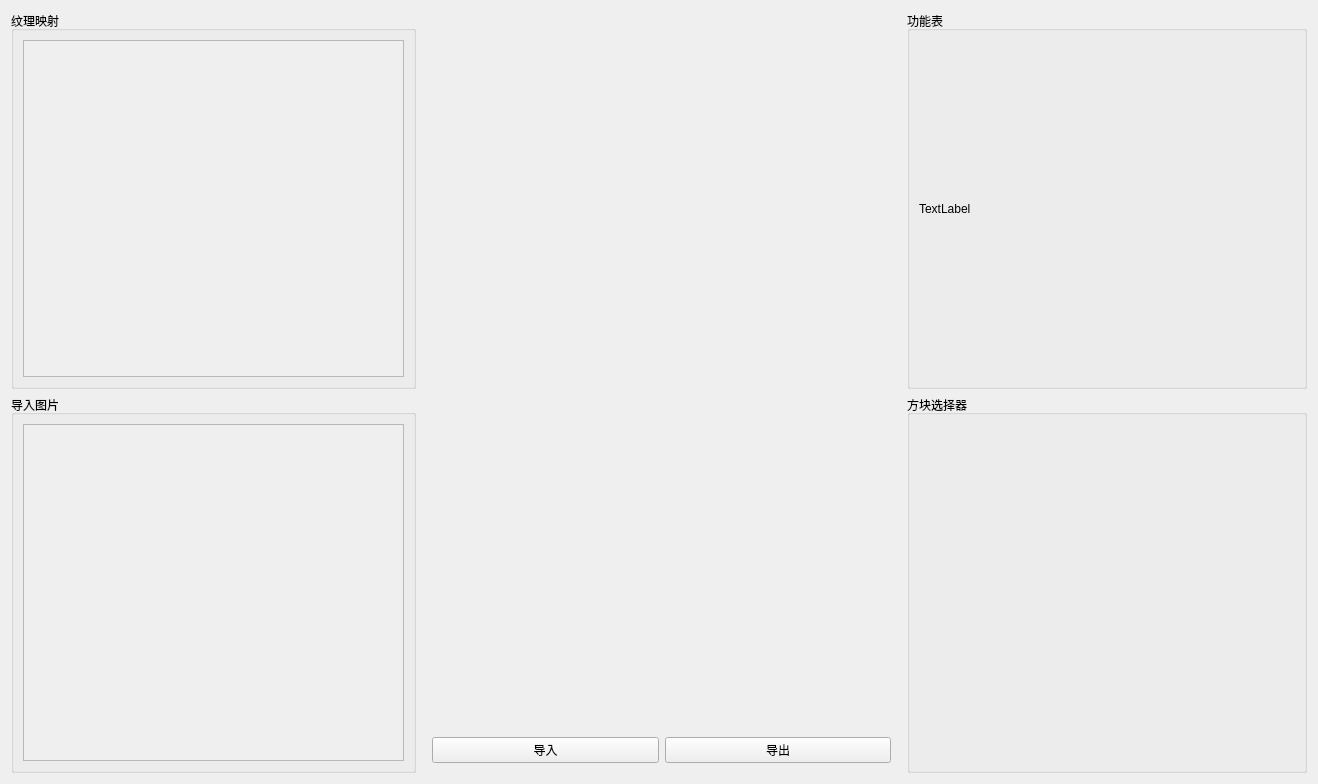
Qt form static/ui/texture.ui (xianyu321/pyqt_image_tool) before a commit.
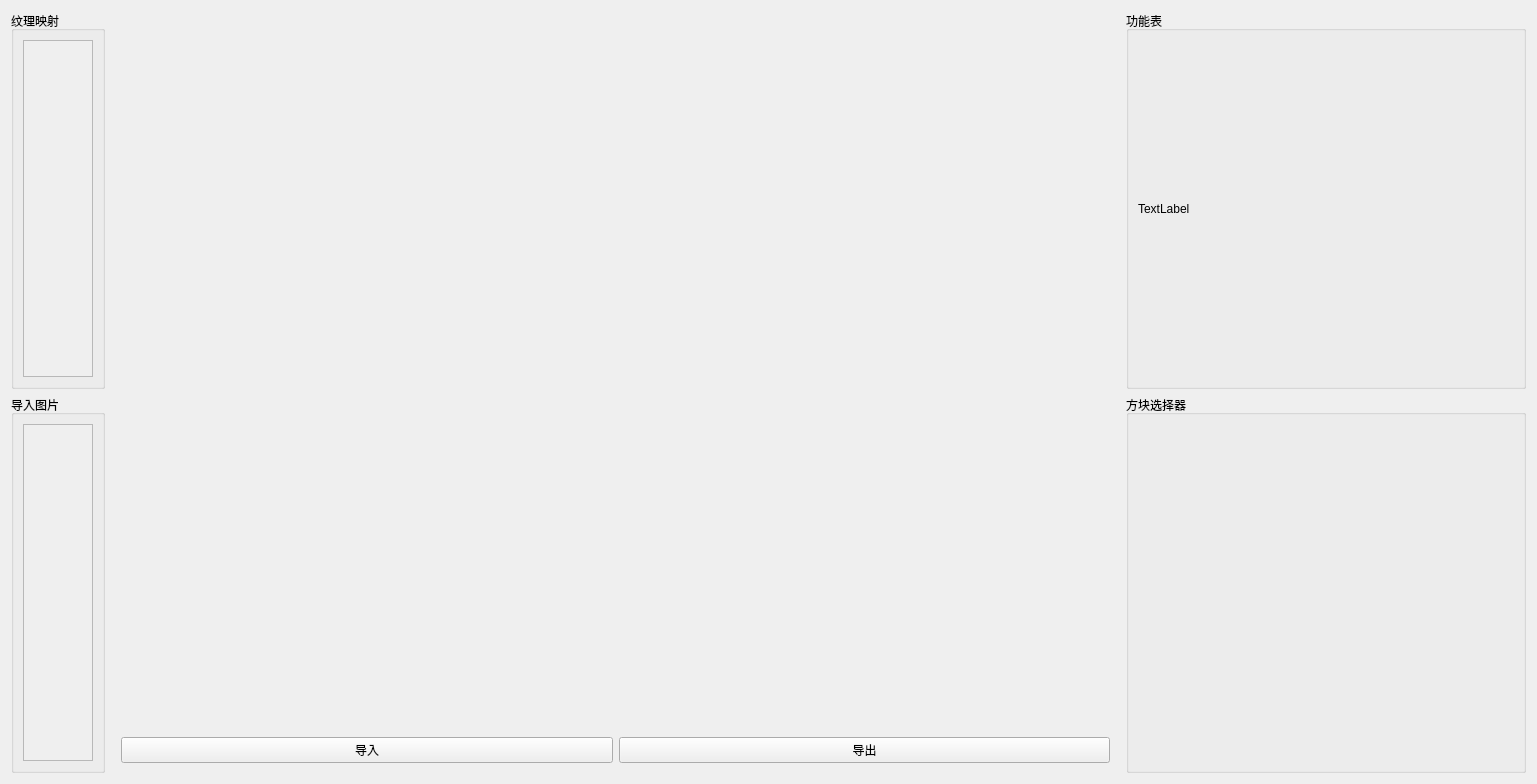
The same form after that commit. Custom widgets are drawn as their Qt base class.

What changed in the file:
```diff
--- a/static/ui/texture.ui
+++ b/static/ui/texture.ui
@@ -6,7 +6,7 @@
    <rect>
     <x>0</x>
     <y>0</y>
-    <width>1318</width>
+    <width>1537</width>
     <height>784</height>
    </rect>
   </property>
@@ -16,19 +16,31 @@
   <layout class="QHBoxLayout" name="horizontalLayout_5">
    <item>
     <layout class="QHBoxLayout" name="horizontalLayout">
+     <property name="sizeConstraint">
+      <enum>QLayout::SetDefaultConstraint</enum>
+     </property>
      <item>
       <layout class="QVBoxLayout" name="verticalLayout">
+       <property name="sizeConstraint">
+        <enum>QLayout::SetDefaultConstraint</enum>
+       </property>
        <item>
         <widget class="QGroupBox" name="groupBox_5">
+         <property name="sizePolicy">
+          <sizepolicy hsizetype="Fixed" vsizetype="Preferred">
+           <horstretch>0</horstretch>
+           <verstretch>0</verstretch>
+          </sizepolicy>
+         </property>
          <property name="minimumSize">
           <size>
-           <width>405</width>
+           <width>0</width>
            <height>0</height>
           </size>
          </property>
          <property name="maximumSize">
           <size>
-           <width>405</width>
+           <width>16777215</width>
            <height>16777215</height>
           </size>
          </property>
@@ -39,6 +51,9 @@
           <set>Qt::AlignLeading|Qt::AlignLeft|Qt::AlignTop</set>
          </property>
          <layout class="QHBoxLayout" name="horizontalLayout_4">
+          <property name="sizeConstraint">
+           <enum>QLayout::SetDefaultConstraint</enum>
+          </property>
           <item>
            <widget class="QScrollArea" name="scrollArea_5">
             <property name="sizePolicy">
@@ -64,7 +79,7 @@
               <rect>
                <x>0</x>
                <y>0</y>
-               <width>383</width>
+               <width>57</width>
                <height>344</height>
               </rect>
              </property>
@@ -83,7 +98,11 @@
              <property name="layoutDirection">
               <enum>Qt::LeftToRight</enum>
              </property>
-             <layout class="QVBoxLayout" name="verticalLayout_4"/>
+             <layout class="QVBoxLayout" name="verticalLayout_4">
+              <property name="sizeConstraint">
+               <enum>QLayout::SetMinimumSize</enum>
+              </property>
+             </layout>
             </widget>
            </widget>
           </item>
@@ -92,15 +111,21 @@
        </item>
        <item>
         <widget class="QGroupBox" name="groupBox_2">
+         <property name="sizePolicy">
+          <sizepolicy hsizetype="Fixed" vsizetype="Preferred">
+           <horstretch>0</horstretch>
+           <verstretch>0</verstretch>
+          </sizepolicy>
+         </property>
          <property name="minimumSize">
           <size>
-           <width>405</width>
+           <width>0</width>
            <height>0</height>
           </size>
          </property>
          <property name="maximumSize">
           <size>
-           <width>405</width>
+           <width>16777215</width>
            <height>16777215</height>
           </size>
          </property>
@@ -111,6 +136,24 @@
           <set>Qt::AlignLeading|Qt::AlignLeft|Qt::AlignTop</set>
          </property>
          <layout class="QVBoxLayout" name="verticalLayout_6">
+          <property name="spacing">
+           <number>0</number>
+          </property>
+          <property name="sizeConstraint">
+           <enum>QLayout::SetDefaultConstraint</enum>
+          </property>
+          <property name="leftMargin">
+           <number>9</number>
+          </property>
+          <property name="topMargin">
+           <number>9</number>
+          </property>
+          <property name="rightMargin">
+           <number>9</number>
+          </property>
+          <property name="bottomMargin">
+           <number>9</number>
+          </property>
           <item>
            <widget class="QScrollArea" name="scrollArea_4">
             <property name="sizePolicy">
@@ -136,7 +179,7 @@
               <rect>
                <x>0</x>
                <y>0</y>
-               <width>383</width>
+               <width>57</width>
                <height>344</height>
               </rect>
              </property>
@@ -158,7 +201,26 @@
              <property name="layoutDirection">
               <enum>Qt::LeftToRight</enum>
              </property>
-             <layout class="QVBoxLayout" name="verticalLayout_5"/>
+             <layout class="QVBoxLayout" name="verticalLayout_5">
+              <property name="spacing">
+               <number>0</number>
+              </property>
+              <property name="sizeConstraint">
+               <enum>QLayout::SetFixedSize</enum>
+              </property>
+              <property name="leftMargin">
+               <number>0</number>
+              </property>
+              <property name="topMargin">
+               <number>0</number>
+              </property>
+              <property name="rightMargin">
+               <number>0</number>
+              </property>
+              <property name="bottomMargin">
+               <number>0</number>
+              </property>
+             </layout>
             </widget>
            </widget>
           </item>
```
Left out of the diff: 7 changed lines with no effect on the pictures.
